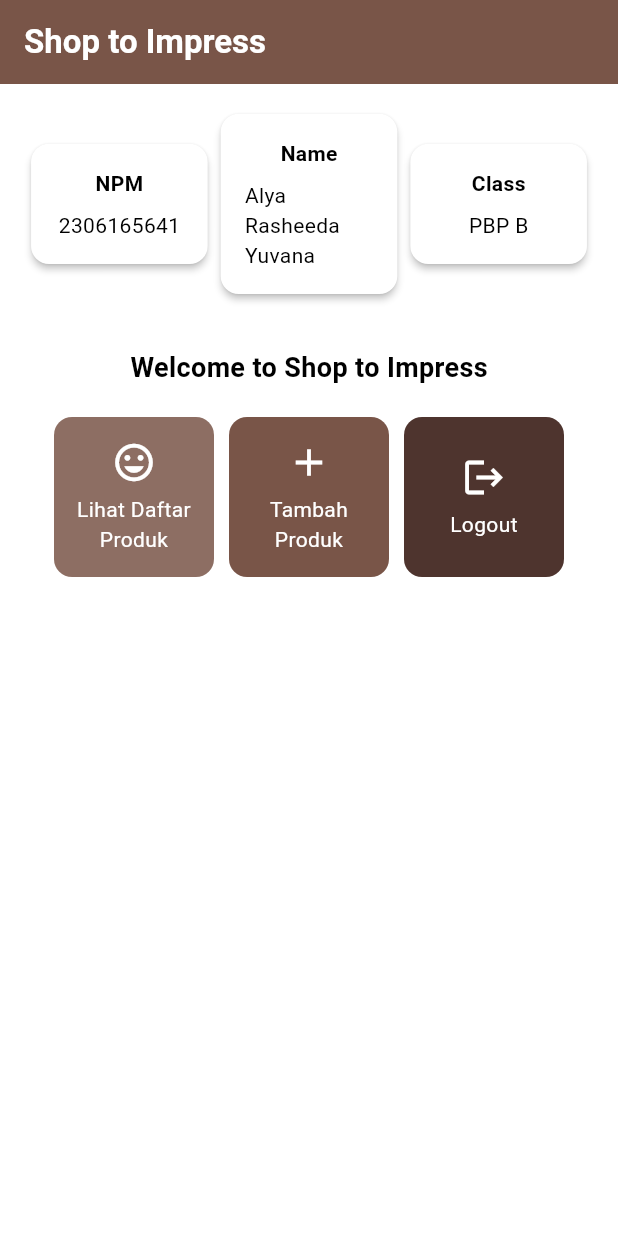
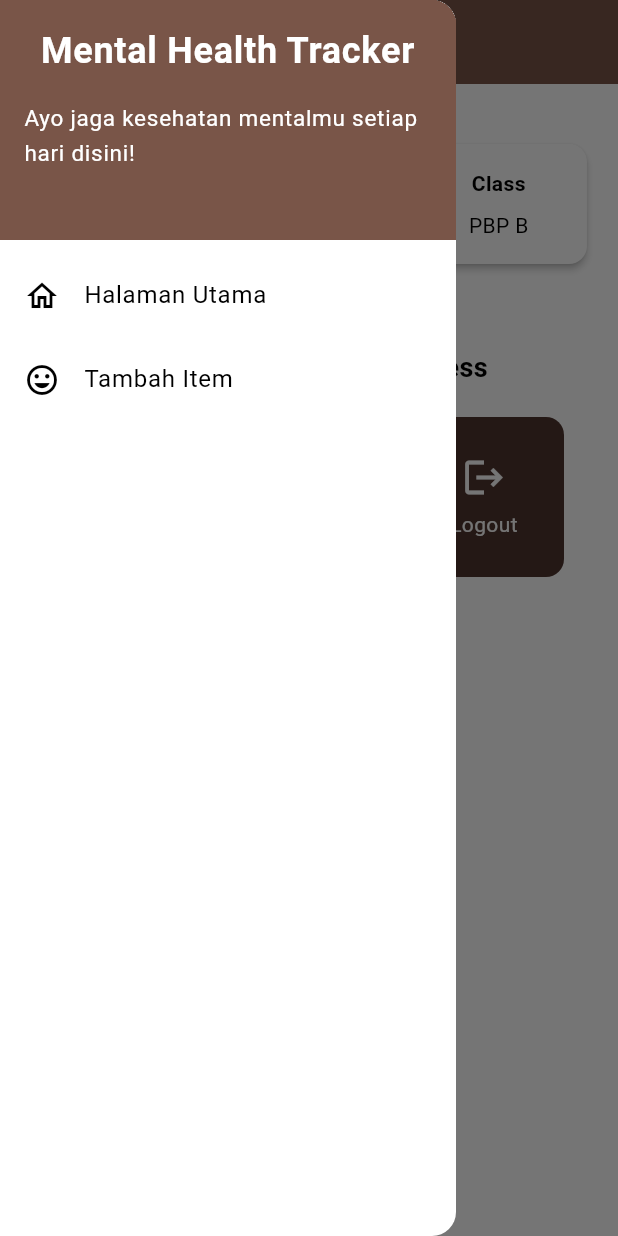
Before and after one commit to alyarasheedaa/shop-to-impress-mobile, a Flutter app: the screen it shows after launch, with the side drawer open (before the commit the screen has no drawer), on a phone screen of 412 x 824 dp. Run offline on Flutter 3.47's test engine with Material 3 defaults, Android fonts, the phone set to English and light mode, and no system bars.

Commit message:
tugas 8 done

```diff
--- a/lib/main.dart
+++ b/lib/main.dart
@@ -1,5 +1,5 @@
 import 'package:flutter/material.dart';
-import 'package:shop_to_impress/menu.dart';
+import 'package:shop_to_impress/screens/menu.dart';
 
 void main() {
   runApp(const MyApp());
--- a/lib/menu.dart
+++ b/lib/screens/menu.dart
@@ -1,16 +1,11 @@
 import 'package:flutter/material.dart';
+import 'package:shop_to_impress/widgets/left_drawer.dart';
+import 'package:shop_to_impress/widgets/product_card.dart';
 
 class MyHomePage extends StatelessWidget {
-  MyHomePage({super.key});
   final String npm = '2306165641'; // NPM
   final String name = 'Alya Rasheeda Yuvana'; // Nama
   final String className = 'PBP B'; // Kelas
-
-  final List<ItemHomepage> items = [
-    ItemHomepage("Lihat Daftar Produk", Icons.mood, Colors.brown[400]!),
-    ItemHomepage("Tambah Produk", Icons.add, Colors.brown),
-    ItemHomepage("Logout", Icons.logout, Colors.brown[800]!),
-  ];
 
   @override
   Widget build(BuildContext context) {
@@ -18,6 +13,8 @@
     return Scaffold(
       // AppBar adalah bagian atas halaman yang menampilkan judul.
       appBar: AppBar(
+        // Mengganti warna icon drawer menjadi putih
+        iconTheme: const IconThemeData(color: Colors.white),
         // Judul aplikasi "Shop to Impress" dengan teks putih dan tebal.
         title: const Text(
           'Shop to Impress',
@@ -29,6 +26,8 @@
         // Warna latar belakang AppBar diambil dari skema warna tema aplikasi.
         backgroundColor: Theme.of(context).colorScheme.primary,
       ),
+      // Masukkan drawer sebagai parameter nilai drawer dari widget Scaffold
+      drawer: const LeftDrawer(),
       // Body halaman dengan padding di sekelilingnya.
       body: Padding(
         padding: const EdgeInsets.all(16.0),
@@ -90,6 +89,7 @@
       ),
     );
   }
+      MyHomePage({super.key});
 }
 
 class InfoCard extends StatelessWidget {
@@ -125,63 +125,3 @@
     );
   }
 }
-
-class ItemHomepage {
-  final String name;
-  final IconData icon;
-  final Color? color;
-
-  ItemHomepage(this.name, this.icon, this.color);
-}
-
-class ItemCard extends StatelessWidget {
-  // Menampilkan kartu dengan ikon dan nama.
-
-  final ItemHomepage item;
-
-  const ItemCard(this.item, {super.key});
-
-  @override
-  Widget build(BuildContext context) {
-    return Material(
-      // Menentukan warna latar belakang dari tema aplikasi.
-      color: item.color,
-      // Membuat sudut kartu melengkung.
-      borderRadius: BorderRadius.circular(12),
-
-      child: InkWell(
-        // Aksi ketika kartu ditekan.
-        onTap: () {
-          // Menampilkan pesan SnackBar saat kartu ditekan.
-          ScaffoldMessenger.of(context)
-            ..hideCurrentSnackBar()
-            ..showSnackBar(SnackBar(
-                content: Text("Kamu telah menekan tombol ${item.name}")));
-        },
-        // Container untuk menyimpan Icon dan Text
-        child: Container(
-          padding: const EdgeInsets.all(8),
-          child: Center(
-            child: Column(
-              // Menyusun ikon dan teks di tengah kartu.
-              mainAxisAlignment: MainAxisAlignment.center,
-              children: [
-                Icon(
-                  item.icon,
-                  color: Colors.white,
-                  size: 30.0,
-                ),
-                const Padding(padding: EdgeInsets.all(3)),
-                Text(
-                  item.name,
-                  textAlign: TextAlign.center,
-                  style: const TextStyle(color: Colors.white),
-                ),
-              ],
-            ),
-          ),
-        ),
-      ),
-    );
-  }
-}
--- /dev/null
+++ b/lib/widgets/left_drawer.dart
@@ -0,0 +1,67 @@
+import 'package:flutter/material.dart';
+import 'package:shop_to_impress/screens/menu.dart';
+import 'package:shop_to_impress/screens/productentry_form.dart';
+
+class LeftDrawer extends StatelessWidget {
+  const LeftDrawer({super.key});
+
+  @override
+  Widget build(BuildContext context) {
+    return Drawer(
+      child: ListView(
+        children: [
+          DrawerHeader(
+            decoration: BoxDecoration(
+              color: Theme.of(context).colorScheme.primary,
+            ),
+            child: const Column(
+              children: [
+                Text(
+                  'Mental Health Tracker',
+                  textAlign: TextAlign.center,
+                  style: TextStyle(
+                    fontSize: 24,
+                    fontWeight: FontWeight.bold,
+                    color: Colors.white,
+                  ),
+                ),
+                Padding(padding: EdgeInsets.all(8)),
+                Text(
+                  "Ayo jaga kesehatan mentalmu setiap hari disini!",
+                  style: TextStyle(
+                    fontSize: 15,
+                    color: Colors.white,
+                  ),
+                ),
+              ],
+            ),
+          ),
+          ListTile(
+            leading: const Icon(Icons.home_outlined),
+            title: const Text('Halaman Utama'),
+            // Bagian redirection ke MyHomePage
+            onTap: () {
+              Navigator.pushReplacement(
+                  context,
+                  MaterialPageRoute(
+                    builder: (context) => MyHomePage(),
+                  ));
+            },
+          ),
+          ListTile(
+            leading: const Icon(Icons.mood),
+            title: const Text('Tambah Item'),
+            // Bagian redirection ke MoodEntryFormPage
+            onTap: () {
+              Navigator.pushReplacement(
+                  context,
+                  MaterialPageRoute(
+                    builder: (context) => const MoodEntryFormPage(),
+                  ));
+            },
+          ),
+        ],
+      ),
+    );
+  }
+}
--- /dev/null
+++ b/lib/widgets/product_card.dart
@@ -0,0 +1,78 @@
+import 'package:flutter/material.dart';
+import 'package:shop_to_impress/screens/productentry_form.dart';
+
+final List<ItemHomepage> items = [
+  ItemHomepage("Lihat Daftar Produk", Icons.mood, Colors.brown[400]!),
+  ItemHomepage("Tambah Produk", Icons.add, Colors.brown),
+  ItemHomepage("Logout", Icons.logout, Colors.brown[800]!),
+];
+
+class ItemHomepage {
+  final String name;
+  final IconData icon;
+  final Color? color;
+
+  ItemHomepage(this.name, this.icon, this.color);
+}
+
+class ItemCard extends StatelessWidget {
+  // Menampilkan kartu dengan ikon dan nama.
+
+  final ItemHomepage item;
+
+  const ItemCard(this.item, {super.key});
+
+  @override
+  Widget build(BuildContext context) {
+    return Material(
+      // Menentukan warna latar belakang dari tema aplikasi.
+      color: item.color,
+      // Membuat sudut kartu melengkung.
+      borderRadius: BorderRadius.circular(12),
+
+      child: InkWell(
+        // Aksi ketika kartu ditekan.
+        onTap: () {
+          // Memunculkan SnackBar ketika diklik
+          ScaffoldMessenger.of(context)
+            ..hideCurrentSnackBar()
+            ..showSnackBar(SnackBar(
+                content: Text("Kamu telah menekan tombol ${item.name}!")));
+
+          // Navigate ke route yang sesuai (tergantung jenis tombol)
+          if (item.name == "Tambah Produk") {
+            Navigator.push(
+                context,
+                MaterialPageRoute(
+                  builder: (context) => const MoodEntryFormPage(),
+                ));
+          }
+        },
+
+        // Container untuk menyimpan Icon dan Text
+        child: Container(
+          padding: const EdgeInsets.all(8),
+          child: Center(
+            child: Column(
+              // Menyusun ikon dan teks di tengah kartu.
+              mainAxisAlignment: MainAxisAlignment.center,
+              children: [
+                Icon(
+                  item.icon,
+                  color: Colors.white,
+                  size: 30.0,
+                ),
+                const Padding(padding: EdgeInsets.all(3)),
+                Text(
+                  item.name,
+                  textAlign: TextAlign.center,
+                  style: const TextStyle(color: Colors.white),
+                ),
+              ],
+            ),
+          ),
+        ),
+      ),
+    );
+  }
+}
```
Also changed, not shown: lib/screens/productentry_form.dart (added, +161 -0 lines), 1 other file.
